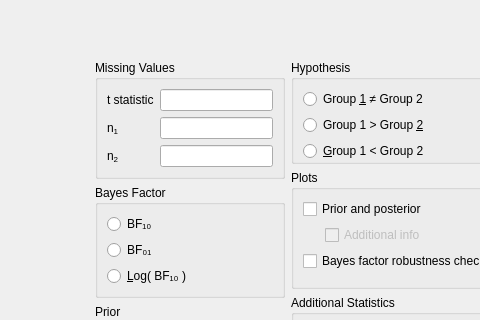
This is JASP-Desktop/analysisforms/bffromtindependentsamplesform.ui in jasp-stats/jasp-desktop as Qt 5 draws it before an edit; both pictures show x 0 to 480 and y 0 to 320 of the 606 by 868 pixel window. The edited form follows.
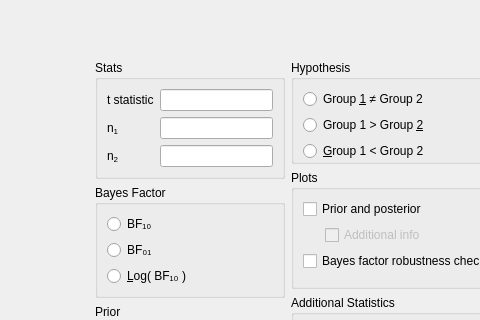
This is the edited form. Custom widgets are drawn as their Qt base class.

```diff
--- a/JASP-Desktop/analysisforms/bffromtindependentsamplesform.ui
+++ b/JASP-Desktop/analysisforms/bffromtindependentsamplesform.ui
@@ -78,7 +78,7 @@
          <item row="4" column="0">
           <widget class="BoundGroupBox" name="missingValues">
            <property name="title">
-            <string>Missing Values</string>
+            <string>Stats</string>
            </property>
            <property name="flat">
             <bool>false</bool>
```
